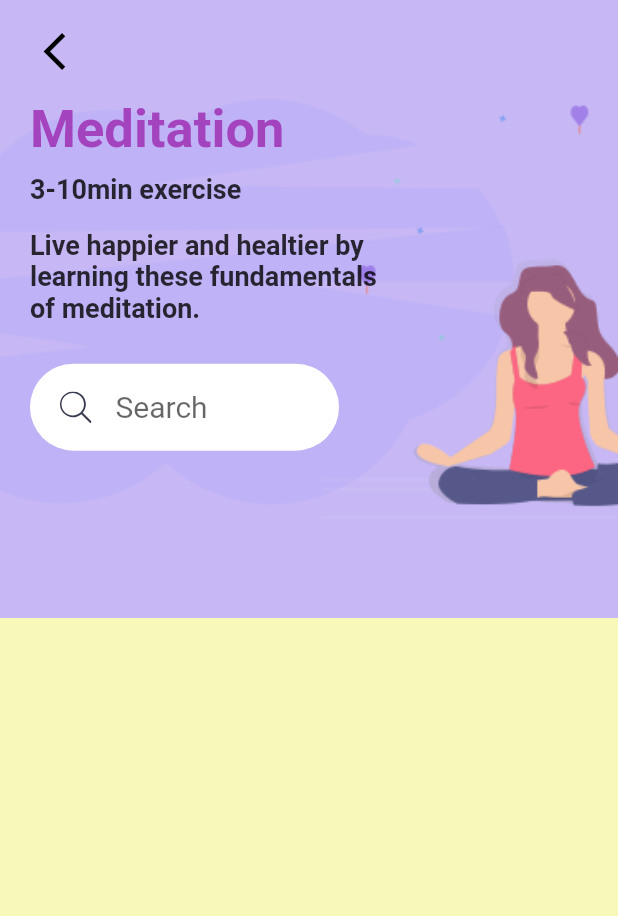
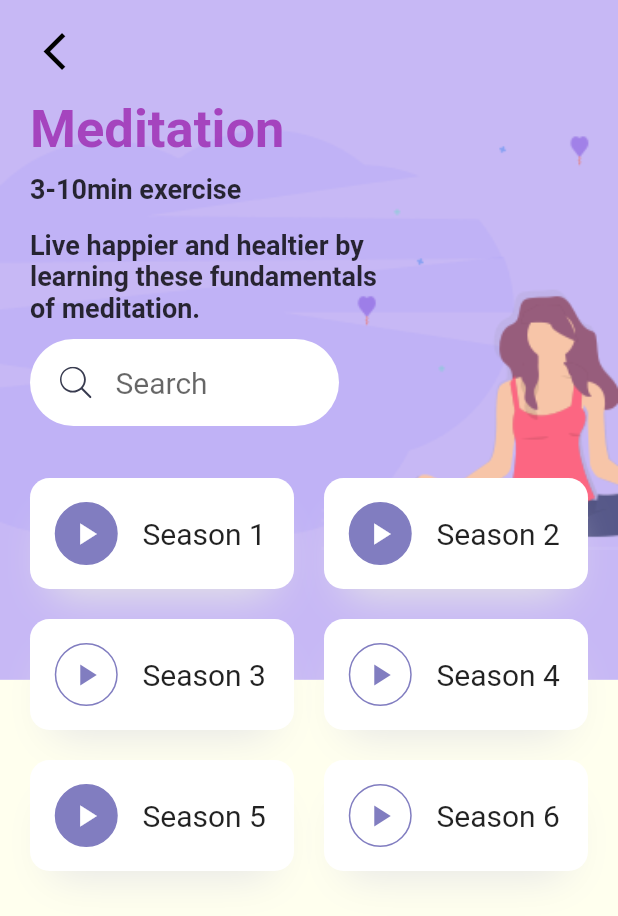
Before and after one commit to ArnobMahmud/Exercise-App-UI, a Flutter app: the DetailsPage screen opened directly, on a phone screen of 412 x 824 dp. Shown: the top 916 px of the screen. Run offline on Flutter 3.47's test engine with Material 2 defaults, Android fonts, the phone set to English and light mode, and no system bars; our stand-ins replace flutter_svg.

Commit message:
seasson items designed

```diff
--- a/lib/constants/constant.dart
+++ b/lib/constants/constant.dart
@@ -1,6 +1,6 @@
 import 'package:flutter/material.dart';
 
-const kBackgroundColor = Color(0xFFF8F8B8);
+const kBackgroundColor = Color(0xffffffee);
 const kActiveIconColor = Color(0xFFE68342);
 const kTextColor = Color(0xFF222B45);
 const kBlueLightColor = Color(0xFFC7B8F5);
--- a/lib/pages/details-page.dart
+++ b/lib/pages/details-page.dart
@@ -1,7 +1,9 @@
 import 'package:exercise_app_ui/constants/constant.dart';
 import 'package:exercise_app_ui/pages/home-page.dart';
 import 'package:exercise_app_ui/widgets/SearchBar.dart';
+import 'package:exercise_app_ui/widgets/SeasonCard.dart';
 import 'package:flutter/material.dart';
+import 'package:flutter/rendering.dart';
 
 class DetailsPage extends StatelessWidget {
   const DetailsPage({Key key}) : super(key: key);
@@ -14,7 +16,7 @@ class DetailsPage extends StatelessWidget {
       body: Stack(
         children: [
           Container(
-            height: height * 0.5,
+            height: height * 0.55,
             decoration: BoxDecoration(
                 color: kBlueLightColor,
                 image: DecorationImage(
@@ -73,9 +75,42 @@ class DetailsPage extends StatelessWidget {
                     ),
                   ),
                   SizedBox(
-                    height: height * 0.02,
+                    width: width * 0.5,
+                    child: SearchBar()
                   ),
-                  SizedBox(width: width * 0.5, child: SearchBar()),
+                  SizedBox(
+                    height: height * 0.03,
+                  ),
+                  Wrap(
+                    spacing:20,
+                    runSpacing: 20,
+                    children: [
+                      SeasonCard(
+                        seasonNum: 1,
+                        isDone: true,
+                      ),
+                      SeasonCard(
+                        seasonNum: 2,
+                        isDone: true,
+                      ),
+                      SeasonCard(
+                        seasonNum: 3,
+                        isDone: false,
+                      ),
+                      SeasonCard(
+                        seasonNum: 4,
+                        isDone: false,
+                      ),
+                      SeasonCard(
+                        seasonNum: 5,
+                        isDone: true,
+                      ),
+                      SeasonCard(
+                        seasonNum: 6,
+                        isDone: false,
+                      ),
+                    ],
+                  )
                 ],
               ),
             ),
--- /dev/null
+++ b/lib/widgets/SeasonCard.dart
@@ -0,0 +1,60 @@
+import 'package:exercise_app_ui/constants/constant.dart';
+import 'package:flutter/material.dart';
+
+class SeasonCard extends StatelessWidget {
+  final int seasonNum;
+  final bool isDone;
+  final Function onPressed;
+  const SeasonCard({
+    Key key,
+    this.seasonNum,
+    this.isDone,
+    this.onPressed,
+  }) : super(key: key);
+
+  @override
+  Widget build(BuildContext context) {
+    return LayoutBuilder(builder: (context, constraints) {
+      return Container(
+        width: constraints.maxWidth / 2 - 10,
+        decoration: BoxDecoration(
+            color: Colors.white,
+            boxShadow: [
+              BoxShadow(
+                  color: kShadowColor,
+                  offset: Offset(0, 17),
+                  blurRadius: 23,
+                  spreadRadius: -13)
+            ],
+            borderRadius: BorderRadius.circular(13)),
+        child: Material(
+          color: Colors.transparent,
+          child: InkWell(
+            onTap: () {},
+            child: Row(
+              children: [
+                Padding(
+                  padding: const EdgeInsets.all(16.0),
+                  child: Container(
+                    decoration: BoxDecoration(
+                        color: isDone ? kBlueColor : Colors.white,
+                        shape: BoxShape.circle,
+                        border: Border.all(color: kBlueColor)),
+                    height: 42,
+                    width: 43,
+                    child: Icon(Icons.play_arrow,
+                        color: isDone ? Colors.white : kBlueColor),
+                  ),
+                ),
+                Text(
+                  "Season $seasonNum",
+                  style: TextStyle(fontSize: 20.0),
+                ),
+              ],
+            ),
+          ),
+        ),
+      );
+    });
+  }
+}
```
